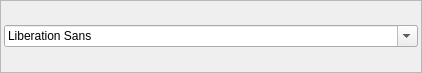
Old version of the form src/gui/highlighting/FontPicker.ui in the repository tomvodi/QTail.
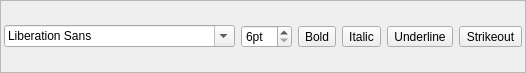
New version of the form. Icons and pictures are not drawn.

Commit message: added font options

Patch:
```diff
--- a/src/gui/highlighting/FontPicker.ui
+++ b/src/gui/highlighting/FontPicker.ui
@@ -6,7 +6,7 @@
    <rect>
     <x>0</x>
     <y>0</y>
-    <width>422</width>
+    <width>521</width>
     <height>73</height>
    </rect>
   </property>
@@ -35,6 +35,78 @@
    <item>
     <widget class="QFontComboBox" name="fontComboBox"/>
    </item>
+   <item>
+    <widget class="QSpinBox" name="fontSizeSpinBox">
+     <property name="suffix">
+      <string>pt</string>
+     </property>
+     <property name="minimum">
+      <number>6</number>
+     </property>
+     <property name="maximum">
+      <number>96</number>
+     </property>
+     <property name="value">
+      <number>6</number>
+     </property>
+    </widget>
+   </item>
+   <item>
+    <widget class="QToolButton" name="boldButton">
+     <property name="text">
+      <string>Bold</string>
+     </property>
+     <property name="icon">
+      <iconset resource="../resources.qrc">
+       <normaloff>:/resources/icons/actions/format-text-bold.png</normaloff>:/resources/icons/actions/format-text-bold.png</iconset>
+     </property>
+     <property name="checkable">
+      <bool>true</bool>
+     </property>
+    </widget>
+   </item>
+   <item>
+    <widget class="QToolButton" name="italicButton">
+     <property name="text">
+      <string>Italic</string>
+     </property>
+     <property name="icon">
+      <iconset resource="../resources.qrc">
+       <normaloff>:/resources/icons/actions/format-text-italic.png</normaloff>:/resources/icons/actions/format-text-italic.png</iconset>
+     </property>
+     <property name="checkable">
+      <bool>true</bool>
+     </property>
+    </widget>
+   </item>
+   <item>
+    <widget class="QToolButton" name="underlineButton">
+     <property name="text">
+      <string>Underline</string>
+     </property>
+     <property name="icon">
+      <iconset resource="../resources.qrc">
+       <normaloff>:/resources/icons/actions/format-text-underline.png</normaloff>:/resources/icons/actions/format-text-underline.png</iconset>
+     </property>
+     <property name="checkable">
+      <bool>true</bool>
+     </property>
+    </widget>
+   </item>
+   <item>
+    <widget class="QToolButton" name="strikeoutButton">
+     <property name="text">
+      <string>Strikeout</string>
+     </property>
+     <property name="icon">
+      <iconset resource="../resources.qrc">
+       <normaloff>:/resources/icons/actions/format-text-strikethrough.png</normaloff>:/resources/icons/actions/format-text-strikethrough.png</iconset>
+     </property>
+     <property name="checkable">
+      <bool>true</bool>
+     </property>
+    </widget>
+   </item>
   </layout>
  </widget>
  <resources/>
```
Left out of the diff: 4 changed lines with no effect on the pictures. The commit also changes 6 other files.
